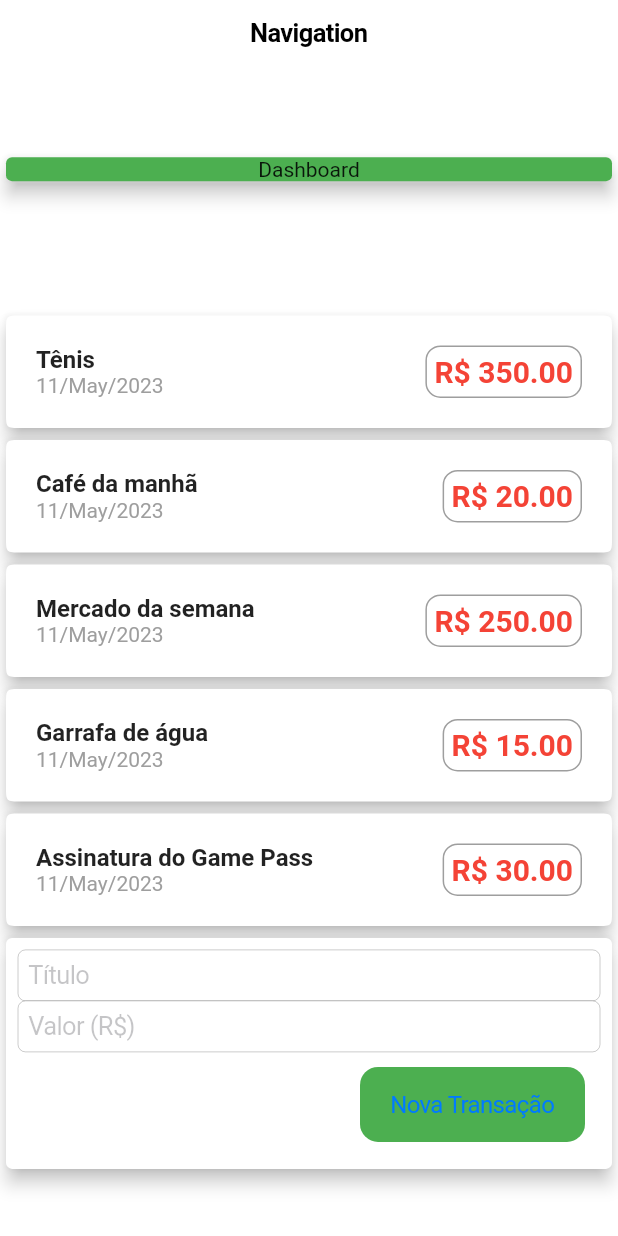
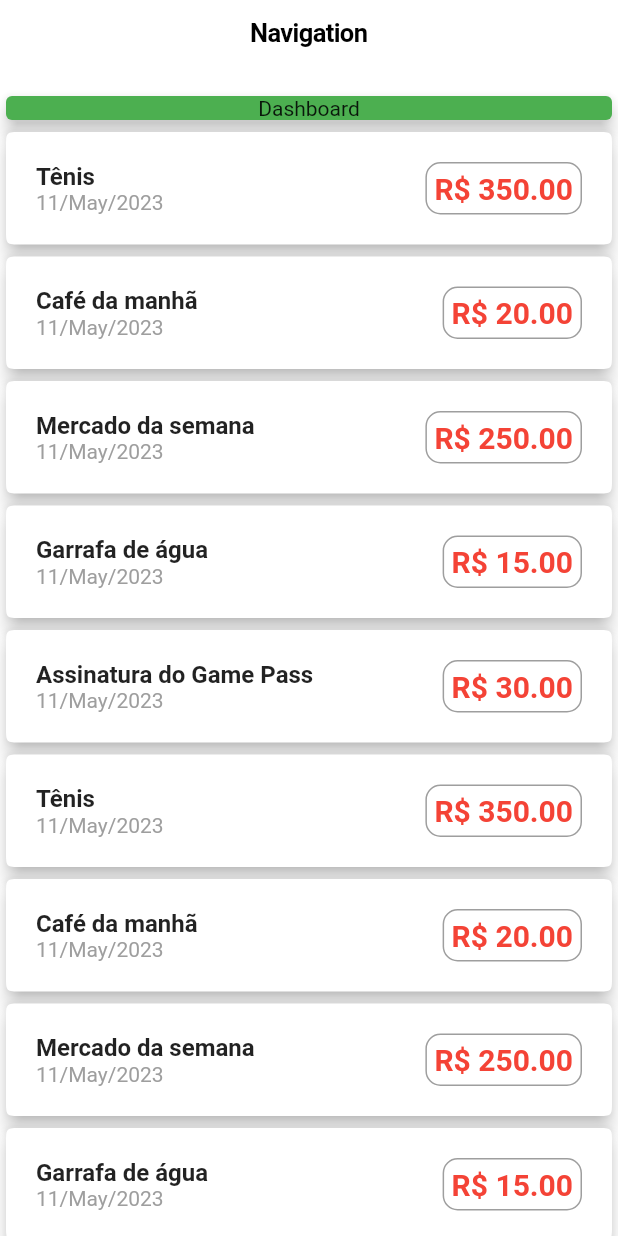
Before and after one commit to darcanj0/budgeting, a Flutter app: the screen it shows after launch, on a phone screen of 412 x 824 dp. Run offline on Flutter 3.47's test engine with Material 2 defaults, Android fonts, the phone set to English and light mode, and no system bars.

Commit message:
fix: move transaction list to its user

```diff
--- a/lib/components/dashboards/transactions.dashboard.dart
+++ b/lib/components/dashboards/transactions.dashboard.dart
@@ -1,11 +1,7 @@
-import 'package:budgeting/models/transaction.dart';
 import 'package:flutter/material.dart';
 
 class TransactionsDashboard extends StatelessWidget {
-  late final List<Transaction> _transactions;
-  TransactionsDashboard({super.key, required List<Transaction> transactions}) {
-    _transactions = transactions;
-  }
+  const TransactionsDashboard({super.key});
 
   @override
   Widget build(BuildContext context) {
--- a/lib/components/users/transaction.user.dart
+++ b/lib/components/users/transaction.user.dart
@@ -13,6 +13,21 @@ class TransactionUser extends StatefulWidget {
 
 class _TransactionUserState extends State<TransactionUser> {
   final List<Transaction> _transactions = [
+    Transaction(id: 'id1', title: 'Tênis', value: 350, date: DateTime.now()),
+    Transaction(
+        id: 'id2', title: 'Café da manhã', value: 20, date: DateTime.now()),
+    Transaction(
+        id: 'id3',
+        title: 'Mercado da semana',
+        value: 250,
+        date: DateTime.now()),
+    Transaction(
+        id: 'id4', title: 'Garrafa de água', value: 15, date: DateTime.now()),
+    Transaction(
+        id: 'id5',
+        title: 'Assinatura do Game Pass',
+        value: 30,
+        date: DateTime.now()),
     Transaction(id: 'id1', title: 'Tênis', value: 350, date: DateTime.now()),
     Transaction(
         id: 'id2', title: 'Café da manhã', value: 20, date: DateTime.now()),
--- a/lib/pages/home.dart
+++ b/lib/pages/home.dart
@@ -2,28 +2,9 @@ import 'package:budgeting/components/users/transaction.user.dart';
 import 'package:flutter/cupertino.dart';
 
 import '../components/dashboards/transactions.dashboard.dart';
-import '../models/transaction.dart';
 
 class HomePage extends StatelessWidget {
-  HomePage({super.key});
-
-  final _transactions = [
-    Transaction(id: 'id1', title: 'Tênis', value: 350, date: DateTime.now()),
-    Transaction(
-        id: 'id2', title: 'Café da manhã', value: 20, date: DateTime.now()),
-    Transaction(
-        id: 'id3',
-        title: 'Mercado da semana',
-        value: 250,
-        date: DateTime.now()),
-    Transaction(
-        id: 'id4', title: 'Garrafa de água', value: 15, date: DateTime.now()),
-    Transaction(
-        id: 'id5',
-        title: 'Assinatura do Game Pass',
-        value: 30,
-        date: DateTime.now())
-  ];
+  const HomePage({super.key});
 
   @override
   Widget build(BuildContext context) {
@@ -35,10 +16,7 @@ class HomePage extends StatelessWidget {
         child: Column(
           mainAxisAlignment: MainAxisAlignment.spaceAround,
           crossAxisAlignment: CrossAxisAlignment.stretch,
-          children: [
-            TransactionsDashboard(transactions: _transactions),
-            const TransactionUser()
-          ],
+          children: const [TransactionsDashboard(), TransactionUser()],
         ),
       ),
     );
```
